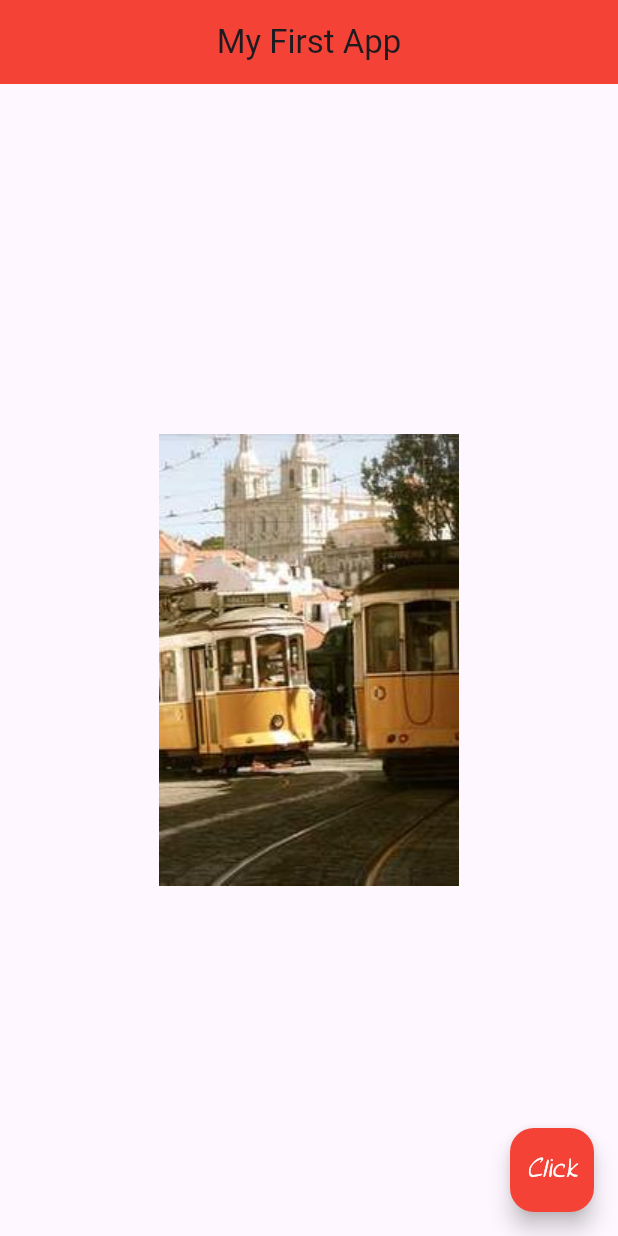
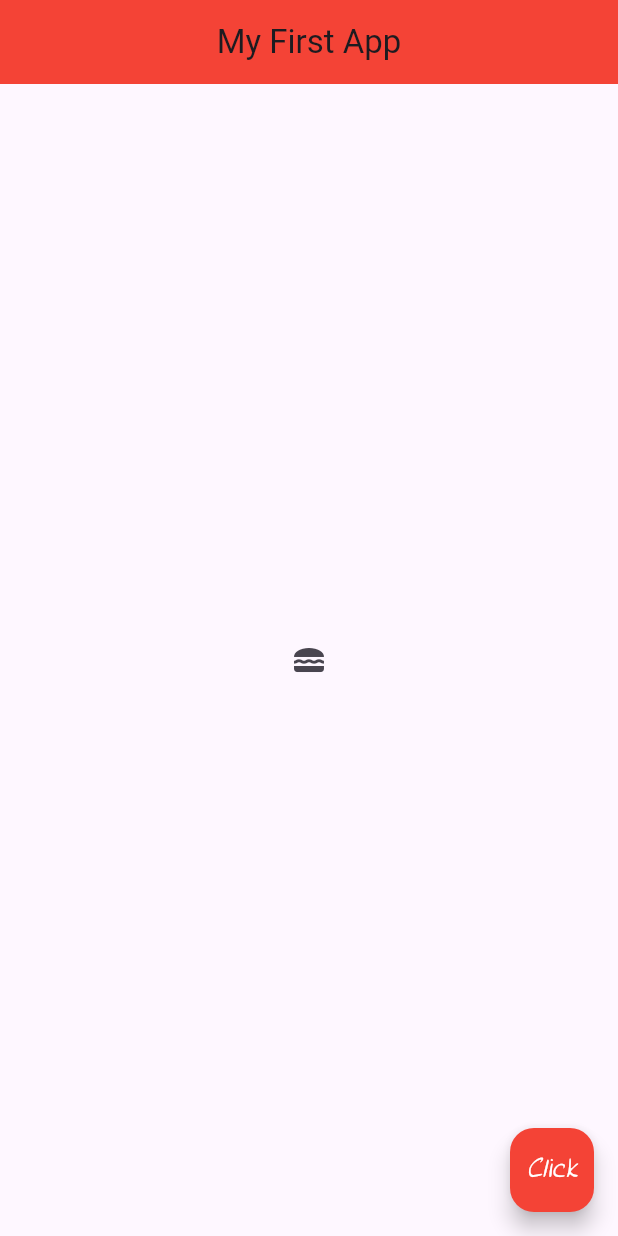
Before and after one commit to PedroSaraviaQ/libraries-frameworks, a Flutter app: the screen it shows after launch, on a phone screen of 412 x 824 dp. Run offline on Flutter 3.47's test engine with Material 3 defaults, Android fonts, the phone set to English and light mode, and no system bars.

Commit message:
add icons and buttons

```diff
--- a/dart/flutter/first_app/lib/main.dart
+++ b/dart/flutter/first_app/lib/main.dart
@@ -85,7 +85,53 @@
         // image: AssetImage("assets/train.jpg"),
         // ),
         //* You can also just use "Image.asset" and "Image.network" for short
-        child: Image.asset("assets/train.jpg"),
+        // child: Image.asset("assets/train.jpg"),
+
+        //* "Icon" takes an object of the "Icons" class
+        // child: Icon(
+        //   Icons.airport_shuttle,
+        //   //* Additional properties can be added to the icon
+        //   color: Colors.amber,
+        //   size: 50,
+        // ),
+
+        //* "ElevatedButton" is a button that can be pressed
+        // child: ElevatedButton(
+        // onPressed: () {},
+        //* "style" takes an "ElevatedButton.styleFrom" widget
+        // style: ElevatedButton.styleFrom(
+        // backgroundColor: Colors.red,
+        // foregroundColor: Colors.white,
+        // ),
+        // child: const Text("Hello"),
+        // ),
+
+        //* "TextButton" is a button that can be pressed
+        // child: TextButton(
+        //   onPressed: () {},
+        //   style: TextButton.styleFrom(
+        //     backgroundColor: Colors.green,
+        //     foregroundColor: Colors.white,
+        //   ),
+        //   child: const Text("Hello"),
+        // ),
+
+        //* "ElevatedButton.icon" is a button that can be pressed
+        // child: ElevatedButton.icon(
+        //   onPressed: () {},
+        //   icon: const Icon(
+        //     Icons.mail_outline,
+        //   ),
+        //   label: const Text("Mail"),
+        // ),
+
+        //* "IconButton" is a button that can be pressed
+        child: IconButton(
+          onPressed: () {},
+          icon: const Icon(
+            Icons.lunch_dining,
+          ),
+        ),
       ),
       floatingActionButton: const FloatingActionButton(
         onPressed: null,
```
